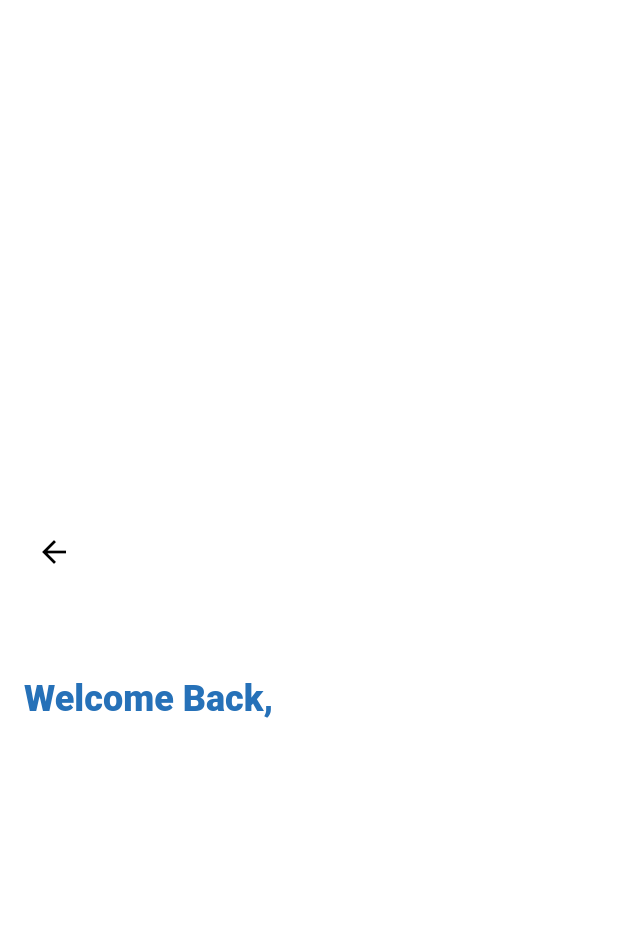
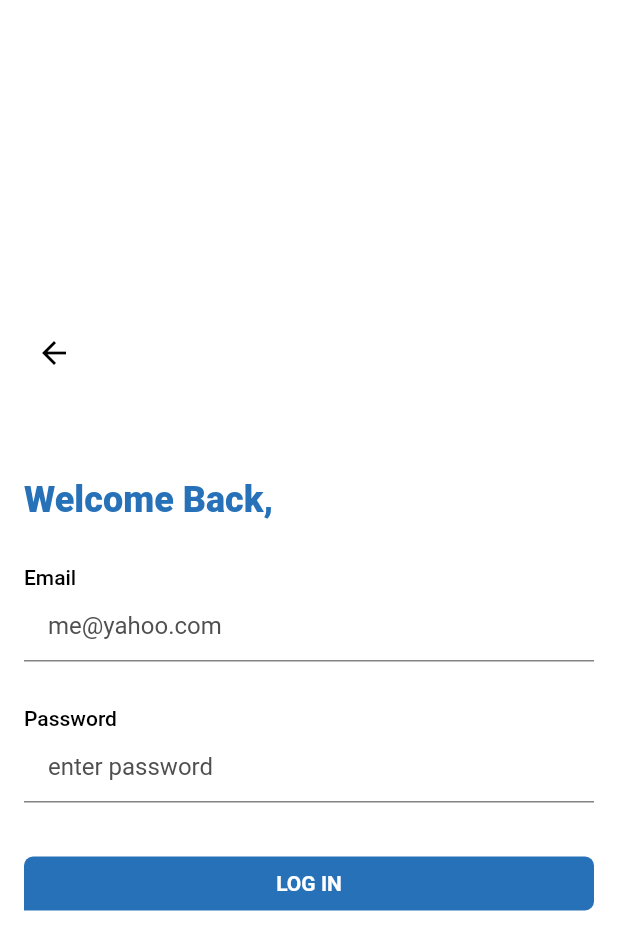
Before and after one commit to Mr-Malomz/cloheaApp_flutter, a Flutter app: the screen it shows after launch, after a tap on "LOGIN", on a phone screen of 412 x 824 dp. Shown: the top 950 px of the screen. Run offline on Flutter 3.47's test engine with Material 2 defaults, Android fonts, the phone set to English and light mode, and no system bars; our stand-ins replace email_validator, flutter_svg, flutter_swiper.

Commit message:
routes and login form validation

```diff
--- a/lib/main.dart
+++ b/lib/main.dart
@@ -1,4 +1,5 @@
 import 'package:cloheaApp_flutter/src/screens/landing.dart';
+import 'package:cloheaApp_flutter/src/screens/login.dart';
 import 'package:flutter/material.dart';
 
 void main() {
@@ -9,12 +10,15 @@ class MyApp extends StatelessWidget {
   @override
   Widget build(BuildContext context) {
     return MaterialApp(
-      title: 'Flutter Demo',
+      title: 'CLOHEA App',
       theme: ThemeData(
         primarySwatch: Colors.blue,
         visualDensity: VisualDensity.adaptivePlatformDensity,
       ),
-      home: Landing(),
+      routes: {
+        '/': (context) => Landing(),
+        '/login': (context) => LoginPage(),
+      },
     );
   }
 }
--- a/lib/src/screens/landing.dart
+++ b/lib/src/screens/landing.dart
@@ -1,7 +1,7 @@
 import 'package:cloheaApp_flutter/src/screens/login.dart';
-import 'package:cloheaApp_flutter/src/utils/buttons.dart';
+import 'package:cloheaApp_flutter/src/widgets/buttons.dart';
 import 'package:cloheaApp_flutter/src/utils/colors.dart';
-import 'package:cloheaApp_flutter/src/utils/commons.dart';
+import 'package:cloheaApp_flutter/src/widgets/commons.dart';
 import 'package:flutter/material.dart';
 import 'package:flutter_svg/svg.dart';
 import 'package:flutter_swiper/flutter_swiper.dart';
@@ -89,10 +89,9 @@ class _LandingState extends State<Landing> {
                         OutlineBtn(
                           text: 'LOGIN',
                           routeChange: () {
-                            Navigator.push(
+                            Navigator.pushNamed(
                               context,
-                              MaterialPageRoute(
-                                  builder: (context) => LoginPage()),
+                              '/login',
                             );
                           },
                         ),
--- a/lib/src/screens/login.dart
+++ b/lib/src/screens/login.dart
@@ -1,6 +1,7 @@
-import 'package:cloheaApp_flutter/src/utils/buttons.dart';
+import 'package:cloheaApp_flutter/src/widgets/buttons.dart';
 import 'package:cloheaApp_flutter/src/utils/colors.dart';
-import 'package:cloheaApp_flutter/src/utils/commons.dart';
+import 'package:cloheaApp_flutter/src/widgets/commons.dart';
+import 'package:cloheaApp_flutter/src/widgets/inputs.dart';
 import 'package:flutter/material.dart';
 
 class LoginPage extends StatefulWidget {
@@ -9,6 +10,9 @@ class LoginPage extends StatefulWidget {
 }
 
 class _LoginPageState extends State<LoginPage> {
+  //global identifier for forms
+  final _formKey = GlobalKey<FormState>();
+
   @override
   Widget build(BuildContext context) {
     return Scaffold(
@@ -27,7 +31,33 @@ class _LoginPageState extends State<LoginPage> {
                     children: [
                       ArrowButton(),
                       VerSpacer(size: 60.0),
-                      HeaderMain(text: 'Welcome Back,')
+                      HeaderMain(text: 'Welcome Back,'),
+                      VerSpacer(size: 30.0),
+                      Form(
+                        key: _formKey,
+                        child: Column(
+                          children: [
+                            InputFormField(
+                              title: 'Email',
+                              hinText: 'me@yahoo.com',
+                              isEmail: true,
+                            ),
+                            VerSpacer(size: 30.0),
+                            InputFormField(
+                              title: 'Password',
+                              hinText: 'enter password',
+                              isPassword: true,
+                            ),
+                            VerSpacer(size: 30.0),
+                            LongFillBtn(
+                              text: 'LOG IN',
+                              funcCall: () {
+                                if (_formKey.currentState.validate()) {}
+                              },
+                            )
+                          ],
+                        ),
+                      ),
                     ],
                   ),
                 ),
--- a/lib/src/utils/colors.dart
+++ b/lib/src/utils/colors.dart
@@ -8,3 +8,4 @@ const Color doctor = Color(0xff1F0977);
 const Color finance = Color(0xff096A77);
 const Color emergency = Color(0xff771709);
 const Color gray = Color(0xffEAEBEC);
+const Color dark = Color(0xff828282);
--- a/lib/src/utils/buttons.dart
+++ b/lib/src/widgets/buttons.dart
@@ -45,7 +45,44 @@ class FillBtn extends StatelessWidget {
           routeChange();
         },
         style: TextButton.styleFrom(
-            backgroundColor: primary, minimumSize: Size(162.0, 36.0)),
+          backgroundColor: primary,
+          minimumSize: Size(162.0, 36.0),
+          shape: RoundedRectangleBorder(
+            borderRadius: BorderRadius.only(
+              bottomRight: Radius.circular(6.0),
+              topLeft: Radius.circular(6.0),
+              topRight: Radius.circular(6.0),
+            ),
+          ),
+        ),
+        child: Text(
+          text,
+          style: TextStyle(fontWeight: FontWeight.w700, color: white),
+        ));
+  }
+}
+
+class LongFillBtn extends StatelessWidget {
+  final String text;
+  Function funcCall;
+  LongFillBtn({@required this.text, this.funcCall});
+  @override
+  Widget build(BuildContext context) {
+    return TextButton(
+        onPressed: () {
+          funcCall();
+        },
+        style: TextButton.styleFrom(
+          backgroundColor: primary,
+          minimumSize: Size(MediaQuery.of(context).size.width, 36.0),
+          shape: RoundedRectangleBorder(
+            borderRadius: BorderRadius.only(
+              bottomRight: Radius.circular(6.0),
+              topLeft: Radius.circular(6.0),
+              topRight: Radius.circular(6.0),
+            ),
+          ),
+        ),
         child: Text(
           text,
           style: TextStyle(fontWeight: FontWeight.w700, color: white),
--- /dev/null
+++ b/lib/src/widgets/inputs.dart
@@ -0,0 +1,66 @@
+import 'package:cloheaApp_flutter/src/utils/colors.dart';
+import 'package:email_validator/email_validator.dart';
+import 'package:flutter/material.dart';
+
+class InputFormField extends StatelessWidget {
+  var isEmail;
+  bool isPassword;
+  final String title;
+  final String hinText;
+
+  InputFormField({
+    @required this.title,
+    this.hinText,
+    this.isEmail: false,
+    this.isPassword: false,
+  });
+
+  @override
+  Widget build(BuildContext context) {
+    return Column(
+      children: [
+        Align(
+            alignment: Alignment.topLeft,
+            child: Text(
+              title,
+              style: TextStyle(
+                color: black,
+                fontWeight: FontWeight.w500,
+              ),
+            )),
+        TextFormField(
+          validator: (value) {
+            if (isEmail) {
+              return EmailValidator.validate(value)
+                  ? null
+                  : "Please enter a valid email";
+            } else if (isPassword) {
+              return value.length < 6
+                  ? 'Password must be greater than 6 characters'
+                  : null;
+            } else {
+              if (value.isEmpty) {
+                return 'Please enter some text';
+              }
+              return null;
+            }
+          },
+          decoration: InputDecoration(
+            hintText: hinText,
+            hintStyle: TextStyle(
+              color: Color(0xff4F4F4F),
+            ),
+            enabledBorder: UnderlineInputBorder(
+              borderSide: BorderSide(color: dark, width: 1.0),
+            ),
+            focusedBorder: UnderlineInputBorder(
+              borderSide: BorderSide(color: primary, width: 2.0),
+            ),
+            contentPadding: EdgeInsets.only(left: 16.0),
+          ),
+          obscureText: isPassword,
+        )
+      ],
+    );
+  }
+}
--- a/pubspec.yaml
+++ b/pubspec.yaml
@@ -25,6 +25,7 @@ dependencies:
         sdk: flutter
     flutter_svg: 0.18.0
     flutter_swiper: ^1.1.6
+    email_validator: '^1.0.6'
 
     # The following adds the Cupertino Icons font to your application.
     # Use with the CupertinoIcons class for iOS style icons.
```
Also changed, not shown: lib/src/widgets/commons.dart (renamed from lib/src/utils/commons.dart), pubspec.lock.
